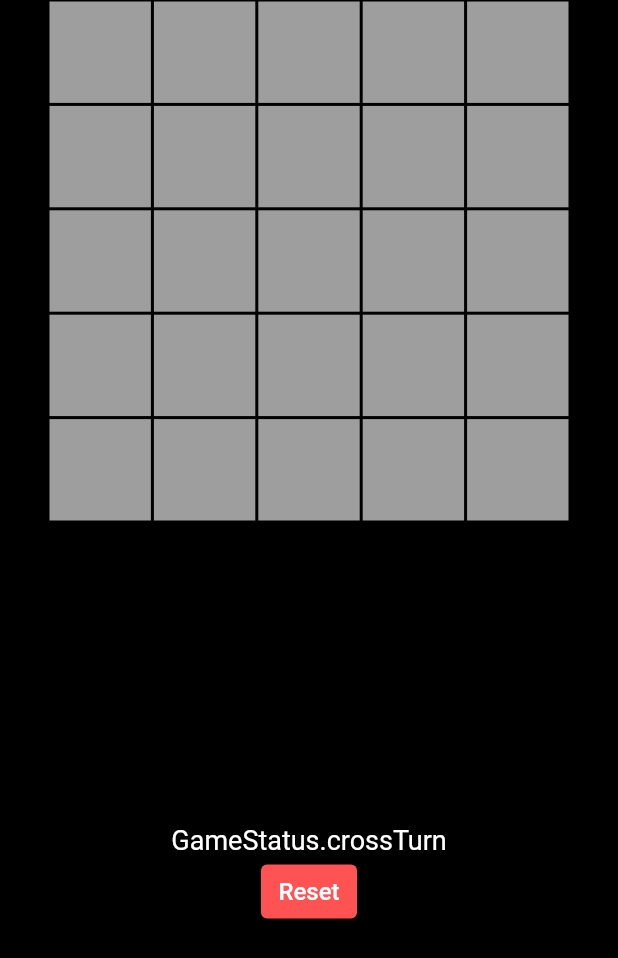
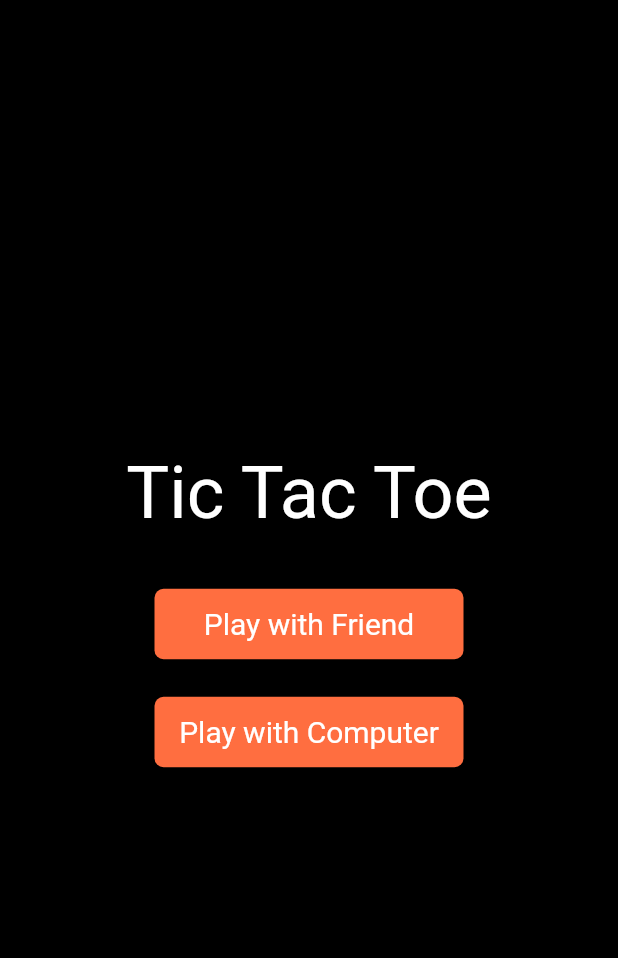
Before and after one commit to 1998apoorvmalik/flutter-tic-tac-toe, a Flutter app: the screen it shows after launch, on a phone screen of 412 x 824 dp. Shown: the top 958 px of the screen. Run offline on Flutter 3.47's test engine with Material 2 defaults, Android fonts, the phone set to English and light mode, and no system bars; our stand-ins replace bloc, equatable, flutter_bloc, tuple.

```diff
--- /dev/null
+++ b/analysis_options.yaml
@@ -0,0 +1 @@
+include: package:flutter_lints/flutter.yaml
--- /dev/null
+++ b/lib/agents/agents.dart
@@ -0,0 +1 @@
+export 'random_agent.dart';
--- a/lib/board/board.dart
+++ /dev/null
@@ -1,40 +0,0 @@
-import 'package:flutter/material.dart';
-import 'package:flutter_bloc/flutter_bloc.dart';
-import 'package:tic_tac_toe/board/widgets/widgets.dart';
-import 'package:tic_tac_toe/board/board_index.dart';
-import 'package:tic_tac_toe/board/cubit/board_cubit.dart';
-
-class Board extends StatelessWidget {
-  const Board({Key? key}) : super(key: key);
-
-  @override
-  Widget build(BuildContext context) {
-    return BlocConsumer<BoardCubit, BoardState>(
-      listener: (context, state) {
-        // print(state);
-      },
-      builder: (context, state) {
-        List<BoardElement> board = [];
-
-        for (int i = 0; i < state.board.length; i++) {
-          for (int j = 0; j < state.board.length; j++) {
-            board.add(
-              BoardElement(
-                boardElementType: state.board[i][j],
-                onPressed: () => context
-                    .read<BoardCubit>()
-                    .playTurn(blockIndex: BoardIndex(row: i, col: j)),
-              ),
-            );
-          }
-        }
-
-        return GridView.count(
-          padding: EdgeInsets.symmetric(horizontal: 32.0),
-          crossAxisCount: state.board.length,
-          children: board,
-        );
-      },
-    );
-  }
-}
--- a/lib/board/board_index.dart
+++ b/lib/board/board_index.dart
@@ -1,7 +1,7 @@
 import 'package:equatable/equatable.dart';
 
 class BoardIndex extends Equatable {
-  BoardIndex({required this.row, required this.col});
+  const BoardIndex({required this.row, required this.col});
 
   final int row;
   final int col;
--- a/lib/board/widgets/board_element.dart
+++ b/lib/board/widgets/board_element.dart
@@ -1,15 +1,16 @@
 import 'package:flutter/material.dart';
 import 'package:flutter/widgets.dart';
-import 'package:tic_tac_toe/constants.dart';
 import 'package:tic_tac_toe/enums.dart';
 
 class BoardElement extends StatelessWidget {
   const BoardElement({
     Key? key,
+    required this.boardSize,
     required this.onPressed,
     required this.boardElementType,
   }) : super(key: key);
 
+  final int boardSize;
   final VoidCallback onPressed;
   final BoardElementType boardElementType;
 
@@ -19,7 +20,7 @@ class BoardElement extends StatelessWidget {
 
     switch (boardElementType) {
       case BoardElementType.empty:
-        elementIcon = IconData(0);
+        elementIcon = const IconData(0);
         break;
       case BoardElementType.cross:
         elementIcon = Icons.close;
@@ -30,16 +31,13 @@ class BoardElement extends StatelessWidget {
     }
     return Container(
       decoration: BoxDecoration(
-        border: Border.all(),
-        color: Colors.grey,
+        border: Border.all(color: Colors.grey),
       ),
       child: IconButton(
         onPressed: onPressed,
-        icon: Icon(
-          elementIcon,
-          size: MediaQuery.of(context).size.width /
-              (DEFAULT_BOARD_SIZE +
-                  (boardElementType == BoardElementType.circle ? 2 : 1)),
+        icon: Center(
+          child: Icon(elementIcon,
+              size: MediaQuery.of(context).size.width / (boardSize + 3)),
         ),
       ),
     );
--- a/lib/constants.dart
+++ b/lib/constants.dart
@@ -1 +1,2 @@
-const int DEFAULT_BOARD_SIZE = 5;
+const int kDefaultBoardSize = 5;
+const Duration kRandomAgentThinkDuration = Duration(milliseconds: 150);
--- /dev/null
+++ b/lib/cubit/game_controller_state.dart
@@ -0,0 +1,34 @@
+part of 'game_controller_cubit.dart';
+
+class GameControllerState extends Equatable {
+  const GameControllerState({
+    required this.boardSize,
+    required this.gameType,
+    required this.aiDifficulty,
+  });
+
+  factory GameControllerState.initial() => const GameControllerState(
+        boardSize: 3,
+        gameType: GameType.playWithFriend,
+        aiDifficulty: AiDifficulty.easy,
+      );
+
+  final int boardSize;
+  final GameType gameType;
+  final AiDifficulty aiDifficulty;
+
+  @override
+  List<Object> get props => [boardSize, gameType, aiDifficulty];
+
+  GameControllerState copyWith({
+    int? boardSize,
+    GameType? gameType,
+    AiDifficulty? aiDifficulty,
+  }) {
+    return GameControllerState(
+      boardSize: boardSize ?? this.boardSize,
+      gameType: gameType ?? this.gameType,
+      aiDifficulty: aiDifficulty ?? this.aiDifficulty,
+    );
+  }
+}
--- a/lib/enums.dart
+++ b/lib/enums.dart
@@ -11,3 +11,15 @@ enum GameStatus {
   circleWinner,
   tied,
 }
+
+enum GameType {
+  playWithComputerGoesFirst,
+  playWithComputerGoesSeconds,
+  playWithFriend,
+}
+
+enum AiDifficulty {
+  easy,
+  medium,
+  hard,
+}
--- a/lib/main.dart
+++ b/lib/main.dart
@@ -1,62 +1,33 @@
 import 'package:flutter/material.dart';
 import 'package:flutter_bloc/flutter_bloc.dart';
-import 'package:tic_tac_toe/board/board.dart';
-import 'package:tic_tac_toe/board/cubit/board_cubit.dart';
+import 'package:tic_tac_toe/cubit/game_controller_cubit.dart';
+import 'package:tic_tac_toe/screens/screens.dart';
 
 void main() {
   runApp(
-    MaterialApp(
-      home: Scaffold(
-        backgroundColor: Colors.black,
-        body: SafeArea(
-          child: TicTacToe(),
+    BlocProvider<GameControllerCubit>(
+      create: (context) => GameControllerCubit(),
+      child: MaterialApp(
+        title: "Tic Tac Toe",
+        debugShowCheckedModeBanner: false,
+        theme: ThemeData.dark().copyWith(
+          textButtonTheme: TextButtonThemeData(
+            style: TextButton.styleFrom(
+              padding: const EdgeInsets.all(12),
+              primary: Colors.white,
+              backgroundColor: Colors.deepOrangeAccent,
+              textStyle: const TextStyle(fontSize: 20),
+              shape: const RoundedRectangleBorder(
+                borderRadius: BorderRadius.all(Radius.circular(6)),
+              ),
+            ),
+          ),
+        ),
+        home: const Scaffold(
+          backgroundColor: Colors.black,
+          body: HomeScreen(),
         ),
       ),
     ),
   );
 }
-
-class TicTacToe extends StatelessWidget {
-  const TicTacToe({Key? key}) : super(key: key);
-
-  @override
-  Widget build(BuildContext context) {
-    return BlocProvider<BoardCubit>(
-      create: (context) => BoardCubit(),
-      child: Center(
-        child: BlocConsumer<BoardCubit, BoardState>(
-          listener: (context, state) {},
-          builder: (context, state) {
-            return Column(
-              children: [
-                Expanded(
-                  flex: 2,
-                  child: Board(),
-                ),
-                Expanded(
-                  child: Column(
-                    children: [
-                      Text(
-                        state.gameStatus.toString(),
-                        style: TextStyle(color: Colors.white, fontSize: 18),
-                      ),
-                      TextButton(
-                        style: TextButton.styleFrom(
-                            backgroundColor: Colors.redAccent),
-                        onPressed: () => context.read<BoardCubit>().reset(),
-                        child: Text(
-                          'Reset',
-                          style: TextStyle(color: Colors.white, fontSize: 16),
-                        ),
-                      )
-                    ],
-                  ),
-                ),
-              ],
-            );
-          },
-        ),
-      ),
-    );
-  }
-}
--- /dev/null
+++ b/lib/screens/home_screen.dart
@@ -0,0 +1,74 @@
+import 'package:flutter/material.dart';
+import 'package:flutter_bloc/flutter_bloc.dart';
+import 'package:tic_tac_toe/cubit/game_controller_cubit.dart';
+import 'package:tic_tac_toe/enums.dart';
+import 'package:tic_tac_toe/game_settings_dialog.dart';
+
+class HomeScreen extends StatelessWidget {
+  const HomeScreen({Key? key}) : super(key: key);
+
+  static const double contentVerticalPaddingAmount = 12;
+
+  @override
+  Widget build(BuildContext context) {
+    final buttonHorizontalPaddingAmount = MediaQuery.of(context).size.width / 4;
+
+    return BlocConsumer<GameControllerCubit, GameControllerState>(
+      listener: (context, state) {},
+      builder: (BuildContext context, GameControllerState state) {
+        return Column(
+          mainAxisAlignment: MainAxisAlignment.center,
+          crossAxisAlignment: CrossAxisAlignment.stretch,
+          children: [
+            const Text(
+              'Tic Tac Toe',
+              style: TextStyle(fontSize: 48),
+              textAlign: TextAlign.center,
+            ),
+            const SizedBox(
+              height: contentVerticalPaddingAmount * 2,
+            ),
+            Padding(
+              padding: EdgeInsets.symmetric(
+                  vertical: contentVerticalPaddingAmount,
+                  horizontal: buttonHorizontalPaddingAmount),
+              child: TextButton(
+                onPressed: () {
+                  context
+                      .read<GameControllerCubit>()
+                      .gameTypeChanged(GameType.playWithFriend);
+
+                  showDialog(
+                      context: context,
+                      builder: (_) => const GameSettingsDialog());
+                },
+                child: const Text(
+                  'Play with Friend',
+                ),
+              ),
+            ),
+            Padding(
+              padding: EdgeInsets.symmetric(
+                  vertical: contentVerticalPaddingAmount,
+                  horizontal: buttonHorizontalPaddingAmount),
+              child: TextButton(
+                onPressed: () {
+                  context
+                      .read<GameControllerCubit>()
+                      .gameTypeChanged(GameType.playWithComputerGoesFirst);
+
+                  showDialog(
+                      context: context,
+                      builder: (_) => const GameSettingsDialog());
+                },
+                child: const Text(
+                  'Play with Computer',
+                ),
+              ),
+            ),
+          ],
+        );
+      },
+    );
+  }
+}
--- /dev/null
+++ b/lib/screens/screens.dart
@@ -0,0 +1,2 @@
+export 'home_screen.dart';
+export 'game_screen.dart';
--- a/pubspec.yaml
+++ b/pubspec.yaml
@@ -29,8 +29,10 @@ dependencies:
   tuple: ^2.0.0
 
 dev_dependencies:
+  flutter_lints: ^1.0.4
   flutter_test:
     sdk: flutter
+  lints: ^1.0.1
 
 # For information on the generic Dart part of this file, see the
 # following page: https://dart.dev/tools/pub/pubspec
```
Also changed, not shown: lib/agents/random_agent.dart (added, +14 -0 lines), lib/board/cubit/board_cubit.dart (+20 -3 lines), lib/board/cubit/board_state.dart (+19 -5 lines), lib/cubit/game_controller_cubit.dart (added, +28 -0 lines), lib/game_settings_dialog.dart (added, +133 -0 lines), lib/helper/helper.dart (+11 -12 lines), lib/screens/game_screen.dart (added, +242 -0 lines), 2 other files.
